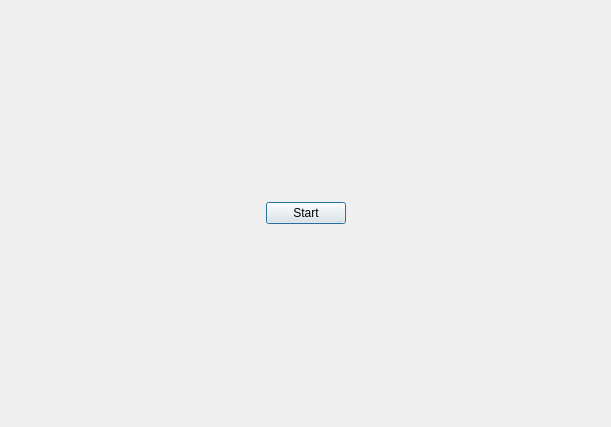
Before: the Qt Designer form app/src/dialogs/startautopilotdialog/startautopilotdialog.ui in Gris87/TInvestor, drawn with Qt 5.
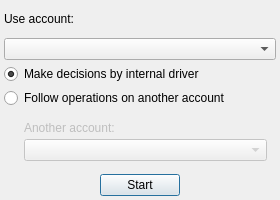
After: the same form once the commit is applied.

```diff
--- a/app/src/dialogs/startautopilotdialog/startautopilotdialog.ui
+++ b/app/src/dialogs/startautopilotdialog/startautopilotdialog.ui
@@ -6,10 +6,22 @@
    <rect>
     <x>0</x>
     <y>0</y>
-    <width>611</width>
-    <height>427</height>
+    <width>280</width>
+    <height>200</height>
    </rect>
   </property>
+  <property name="minimumSize">
+   <size>
+    <width>280</width>
+    <height>200</height>
+   </size>
+  </property>
+  <property name="maximumSize">
+   <size>
+    <width>280</width>
+    <height>200</height>
+   </size>
+  </property>
   <property name="windowTitle">
    <string>Start auto-pilot</string>
   </property>
@@ -29,6 +41,58 @@
    <property name="bottomMargin">
     <number>4</number>
    </property>
+   <item>
+    <widget class="QLabel" name="label">
+     <property name="text">
+      <string>Use account:</string>
+     </property>
+    </widget>
+   </item>
+   <item>
+    <widget class="QComboBox" name="accountComboBox"/>
+   </item>
+   <item>
+    <widget class="QRadioButton" name="internalRadioButton">
+     <property name="text">
+      <string>Make decisions by internal driver</string>
+     </property>
+     <property name="checked">
+      <bool>true</bool>
+     </property>
+    </widget>
+   </item>
+   <item>
+    <widget class="QRadioButton" name="followRadioButton">
+     <property name="text">
+      <string>Follow operations on another account</string>
+     </property>
+    </widget>
+   </item>
+   <item>
+    <widget class="QWidget" name="followWidget" native="true">
+     <property name="enabled">
+      <bool>false</bool>
+     </property>
+     <layout class="QVBoxLayout" name="verticalLayout_2">
+      <property name="spacing">
+       <number>4</number>
+      </property>
+      <property name="leftMargin">
+       <number>20</number>
+      </property>
+      <item>
+       <widget class="QLabel" name="label_2">
+        <property name="text">
+         <string>Another account:</string>
+        </property>
+       </widget>
+      </item>
+      <item>
+       <widget class="QComboBox" name="anotherAccountComboBox"/>
+      </item>
+     </layout>
+    </widget>
+   </item>
    <item>
     <layout class="QHBoxLayout" name="horizontalLayout">
      <property name="spacing">
```
